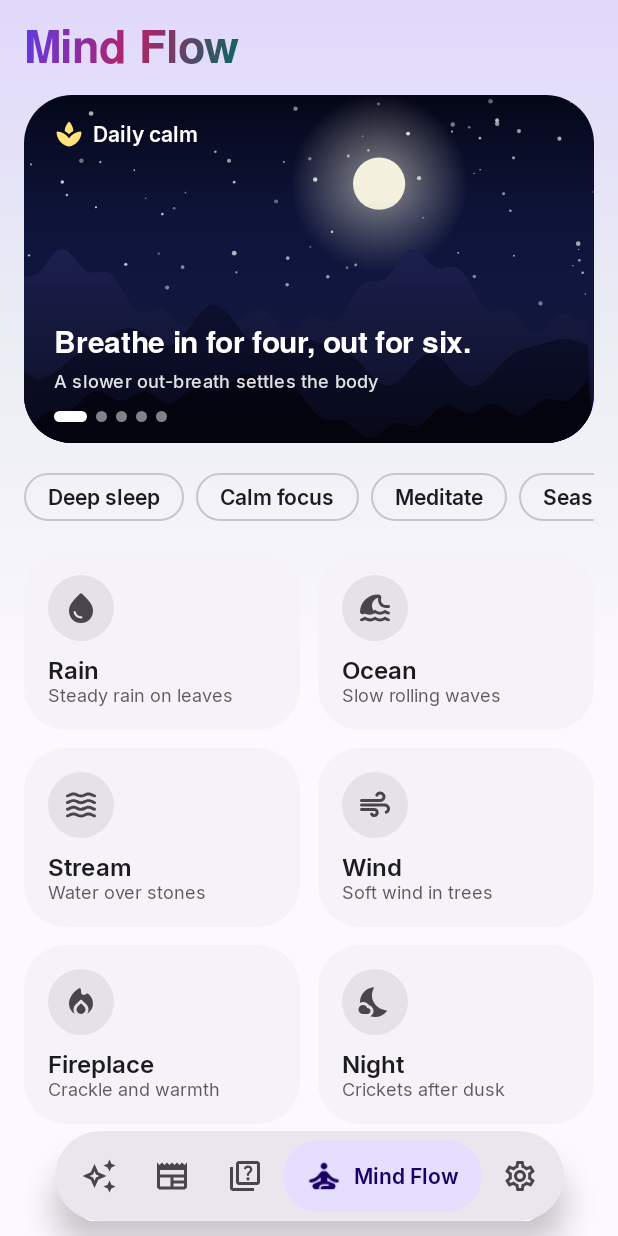
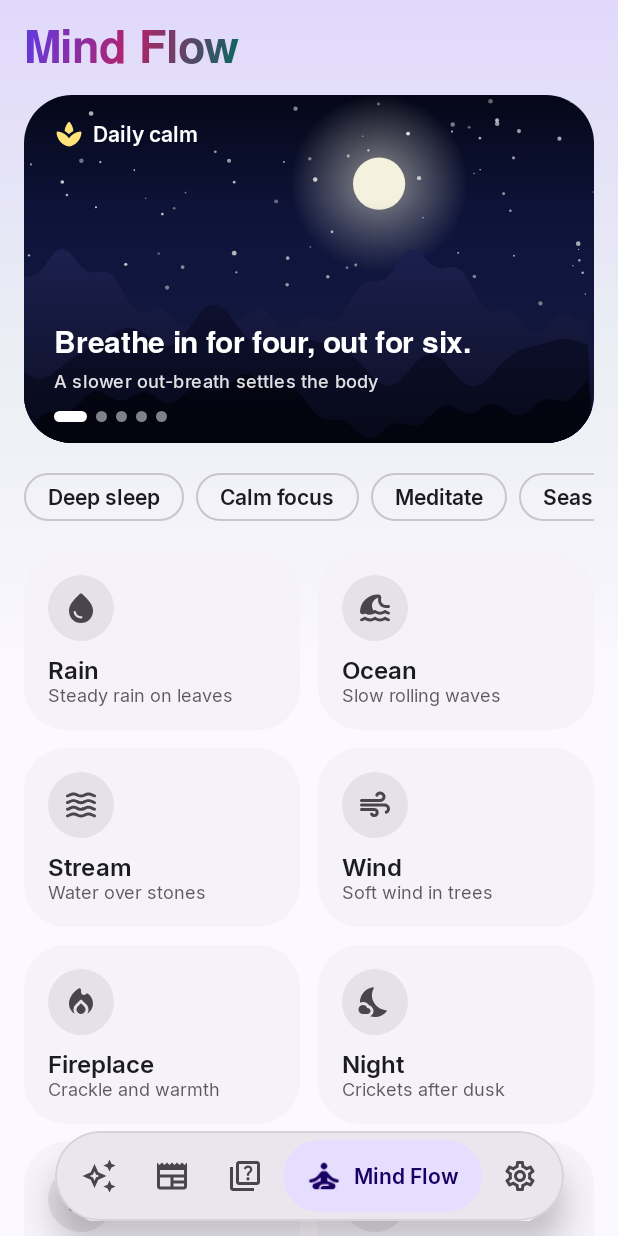
Before and after one commit to thegeekygamechanger/DCrux, an Android app built with Jetpack Compose: the screen it shows after launch (MainActivity), item 4 of the bottom bar chosen, on a phone screen of 412 x 824 dp. Run offline under Robolectric (Android 15) with nearby library versions, the phone set to English and light mode, and no system bars; our stand-ins replace Material 3 Expressive styles (plain Material 3 is drawn), Room's generated code; network calls fail; pictures from the network do not load; 3 statements that could not run were skipped.

Commit message:
DCrux 1.3.1: the bottom bar floats over the page
The tab bar no longer reserves a band of background. Each tab fills the screen
and pads the end of its scroll, so content passes behind the fixed pill.

```diff
--- a/app/build.gradle.kts
+++ b/app/build.gradle.kts
@@ -54,8 +54,8 @@ android {
         minSdk = 24
         targetSdk = 36
         // -PtestVersionCode / -PtestVersionName build an older-looking APK for testing in-app updates.
-        versionCode = (project.findProperty("testVersionCode") as String?)?.toInt() ?: 4
-        versionName = (project.findProperty("testVersionName") as String?) ?: "1.3.0"
+        versionCode = (project.findProperty("testVersionCode") as String?)?.toInt() ?: 5
+        versionName = (project.findProperty("testVersionName") as String?) ?: "1.3.1"
         vectorDrawables { useSupportLibrary = true }
         buildConfigField("String", "KA", "\"${masked.first}\"")
         buildConfigField("String", "KB", "\"${masked.second}\"")
--- a/app/src/main/java/app/dcrux/ui/App.kt
+++ b/app/src/main/java/app/dcrux/ui/App.kt
@@ -14,6 +14,7 @@ import androidx.compose.animation.slideInHorizontally
 import androidx.compose.animation.slideOutHorizontally
 import androidx.compose.animation.togetherWith
 import androidx.compose.foundation.background
+import androidx.compose.foundation.border
 import androidx.compose.foundation.layout.Box
 import androidx.compose.ui.semantics.Role
 import androidx.compose.ui.Alignment
@@ -157,16 +158,30 @@ private val tabs = listOf(
 @Composable
 private fun TabsScreen(nav: Nav, settings: Settings, activity: MainActivity) {
     val holder = rememberSaveableStateHolder()
-    Scaffold(
-        modifier = Modifier.appBackground(),
-        containerColor = Color.Transparent,
-        contentWindowInsets = WindowInsets(0, 0, 0, 0),
-        bottomBar = {
+    // No bar area: the tab fills the whole screen and the pill floats over it, so nothing
+    // is cut off above the bar and there is no band of background behind it.
+    Box(Modifier.fillMaxSize().appBackground()) {
+        AnimatedContent(
+            nav.tab, Modifier.fillMaxSize(),
+            transitionSpec = { (fadeIn() + scaleIn(initialScale = 0.97f)) togetherWith fadeOut() }, label = "tabs",
+        ) { tab ->
+            holder.SaveableStateProvider("tab$tab") {
+                when (tab) {
+                    0 -> HomeTab(settings, activity)
+                    1 -> NewsTab(settings)
+                    2 -> TestsTab(settings)
+                    3 -> MindFlowTab()
+                    else -> SettingsScreen(settings, asTab = true)
+                }
+            }
+        }
+
             // A compact floating pill, only as wide as it needs to be: icons for every tab,
         // and the name spelled out for the one you are on.
-            Box(Modifier.fillMaxWidth().navigationBarsPadding().padding(bottom = 10.dp, top = 4.dp), contentAlignment = Alignment.Center) {
+        Box(Modifier.align(Alignment.BottomCenter).fillMaxWidth().navigationBarsPadding().padding(bottom = 10.dp), contentAlignment = Alignment.Center) {
             Row(
-                    Modifier.shadow(12.dp, CircleShape).clip(CircleShape).background(MaterialTheme.colorScheme.surfaceContainerHigh).padding(6.dp),
+                Modifier.shadow(12.dp, CircleShape).clip(CircleShape).background(MaterialTheme.colorScheme.surfaceContainerHigh)
+                    .border(1.dp, MaterialTheme.colorScheme.outlineVariant.copy(alpha = 0.6f), CircleShape).padding(6.dp),
                 horizontalArrangement = Arrangement.spacedBy(2.dp), verticalAlignment = Alignment.CenterVertically,
             ) {
                 tabs.forEachIndexed { i, t ->
@@ -187,21 +202,5 @@ private fun TabsScreen(nav: Nav, settings: Settings, activity: MainActivity) {
                 }
             }
         }
-        },
-    ) { pad ->
-        AnimatedContent(
-            nav.tab, Modifier.padding(pad).fillMaxSize(),
-            transitionSpec = { (fadeIn() + scaleIn(initialScale = 0.97f)) togetherWith fadeOut() }, label = "tabs",
-        ) { tab ->
-            holder.SaveableStateProvider("tab$tab") {
-                when (tab) {
-                    0 -> HomeTab(settings, activity)
-                    1 -> NewsTab(settings)
-                    2 -> TestsTab(settings)
-                    3 -> MindFlowTab()
-                    else -> SettingsScreen(settings, asTab = true)
     }
 }
-        }
-    }
-}
--- a/app/src/main/java/app/dcrux/ui/components/Chrome.kt
+++ b/app/src/main/java/app/dcrux/ui/components/Chrome.kt
@@ -1,6 +1,9 @@
 package app.dcrux.ui.components
 
 import androidx.compose.foundation.background
+import androidx.compose.foundation.layout.WindowInsets
+import androidx.compose.foundation.layout.asPaddingValues
+import androidx.compose.foundation.layout.navigationBars
 import androidx.compose.material3.MaterialTheme
 import androidx.compose.material3.Text
 import androidx.compose.runtime.Composable
@@ -9,6 +12,7 @@ import androidx.compose.ui.draw.drawBehind
 import androidx.compose.ui.graphics.Brush
 import androidx.compose.ui.graphics.Color
 import androidx.compose.ui.text.style.TextOverflow
+import androidx.compose.ui.unit.Dp
 import androidx.compose.ui.unit.dp
 
 /**
@@ -34,3 +38,10 @@ fun TabTitle(text: String, modifier: Modifier = Modifier) {
         style = MaterialTheme.typography.headlineLarge.copy(brush = Brush.linearGradient(listOf(c.primary, c.secondary, c.tertiary))),
     )
 }
+
+/**
+ * Room to leave at the bottom of a tab's scrolling content so its last row can be scrolled
+ * clear of the floating bar. The bar has no band of its own; content passes behind it.
+ */
+@Composable
+fun bottomBarInset(): Dp = 84.dp + WindowInsets.navigationBars.asPaddingValues().calculateBottomPadding()
--- a/app/src/main/java/app/dcrux/ui/home/HomeScreen.kt
+++ b/app/src/main/java/app/dcrux/ui/home/HomeScreen.kt
@@ -86,6 +86,7 @@ import app.dcrux.data.Video
 import app.dcrux.graph
 import app.dcrux.ui.LocalNav
 import app.dcrux.ui.Screen
+import app.dcrux.ui.components.bottomBarInset
 import app.dcrux.ui.components.CruxCard
 import app.dcrux.ui.settings.UpdatePanel
 import app.dcrux.update.UpdateState
@@ -135,7 +136,7 @@ fun HomeTab(settings: Settings, activity: MainActivity) {
 
     LazyColumn(
         Modifier.fillMaxSize().statusBarsPadding(),
-        contentPadding = PaddingValues(start = 16.dp, end = 16.dp, top = 8.dp, bottom = 24.dp),
+        contentPadding = PaddingValues(start = 16.dp, end = 16.dp, top = 8.dp, bottom = 24.dp + bottomBarInset()),
         verticalArrangement = Arrangement.spacedBy(16.dp),
     ) {
         item("bar") {
--- a/app/src/main/java/app/dcrux/ui/mind/MindFlowScreen.kt
+++ b/app/src/main/java/app/dcrux/ui/mind/MindFlowScreen.kt
@@ -80,6 +80,7 @@ import androidx.core.content.ContextCompat
 import app.dcrux.audio.MindFlow
 import app.dcrux.audio.SoundId
 import app.dcrux.data.Dates
+import app.dcrux.ui.components.bottomBarInset
 import app.dcrux.ui.components.PhotoCarousel
 import app.dcrux.ui.components.Slide
 import app.dcrux.ui.components.TabTitle
@@ -151,7 +152,7 @@ fun MindFlowTab() {
 
     LazyVerticalGrid(
         GridCells.Fixed(2), Modifier.fillMaxSize().statusBarsPadding(),
-        contentPadding = PaddingValues(start = 16.dp, end = 16.dp, top = 8.dp, bottom = 24.dp),
+        contentPadding = PaddingValues(start = 16.dp, end = 16.dp, top = 8.dp, bottom = 24.dp + bottomBarInset()),
         horizontalArrangement = Arrangement.spacedBy(12.dp), verticalArrangement = Arrangement.spacedBy(12.dp),
     ) {
         item(span = { GridItemSpan(2) }) {
--- a/app/src/main/java/app/dcrux/ui/news/NewsScreen.kt
+++ b/app/src/main/java/app/dcrux/ui/news/NewsScreen.kt
@@ -83,6 +83,7 @@ import app.dcrux.net.NewsSource
 import app.dcrux.net.Sources
 import app.dcrux.ui.LocalNav
 import app.dcrux.ui.Screen
+import app.dcrux.ui.components.bottomBarInset
 import app.dcrux.ui.components.EmptyState
 import app.dcrux.ui.components.PaginationBar
 import app.dcrux.ui.components.TabTitle
@@ -329,5 +330,7 @@ private fun PaperSheet(source: NewsSource, day: String, page: Int, pageCount: In
         CompositionLocalProvider(LocalContentColor provides ink) {
             PaginationBar(page, pageCount, onPage = onPage, modifier = Modifier.padding(top = 14.dp, bottom = 4.dp))
         }
+        // The sheet runs to the bottom of the screen, under the floating bar; this lets the page numbers scroll clear of it.
+        Spacer(Modifier.height(bottomBarInset()))
     }
 }
--- a/app/src/main/java/app/dcrux/ui/settings/SettingsScreen.kt
+++ b/app/src/main/java/app/dcrux/ui/settings/SettingsScreen.kt
@@ -13,6 +13,7 @@ import androidx.compose.foundation.background
 import androidx.compose.foundation.clickable
 import androidx.compose.foundation.layout.Arrangement
 import androidx.compose.foundation.layout.Column
+import app.dcrux.ui.components.bottomBarInset
 import app.dcrux.ui.components.TabTitle
 import androidx.compose.ui.graphics.vector.ImageVector
 import androidx.compose.material.icons.rounded.Storage
@@ -256,7 +257,7 @@ fun SettingsScreen(settings: Settings, asTab: Boolean = false) {
         else ScreenBar("Settings", onBack = { nav.pop() })
         LazyColumn(
             if (asTab) Modifier.weight(1f) else Modifier.weight(1f).navigationBarsPadding(),
-            contentPadding = PaddingValues(start = 16.dp, end = 16.dp, bottom = 32.dp),
+            contentPadding = PaddingValues(start = 16.dp, end = 16.dp, bottom = if (asTab) 32.dp + bottomBarInset() else 32.dp),
             verticalArrangement = Arrangement.spacedBy(10.dp),
         ) {
             item("crux") {
--- a/app/src/main/java/app/dcrux/ui/tests/TestsScreen.kt
+++ b/app/src/main/java/app/dcrux/ui/tests/TestsScreen.kt
@@ -102,6 +102,7 @@ import app.dcrux.pdf.ResultPdf
 import app.dcrux.ui.LocalNav
 import app.dcrux.ui.Screen
 import app.dcrux.ui.ScreenBar
+import app.dcrux.ui.components.bottomBarInset
 import app.dcrux.ui.components.CruxCard
 import app.dcrux.ui.components.CruxLoader
 import app.dcrux.ui.components.EmptyState
@@ -162,7 +163,7 @@ fun TestsTab(settings: Settings) {
 
     LazyColumn(
         Modifier.fillMaxSize().statusBarsPadding(),
-        contentPadding = PaddingValues(start = 16.dp, end = 16.dp, top = 8.dp, bottom = 24.dp),
+        contentPadding = PaddingValues(start = 16.dp, end = 16.dp, top = 8.dp, bottom = 24.dp + bottomBarInset()),
         verticalArrangement = Arrangement.spacedBy(16.dp),
     ) {
         item("head") {
```
Also changed, not shown: 1 other file. Lines whose indentation alone changed are shown as unchanged.
